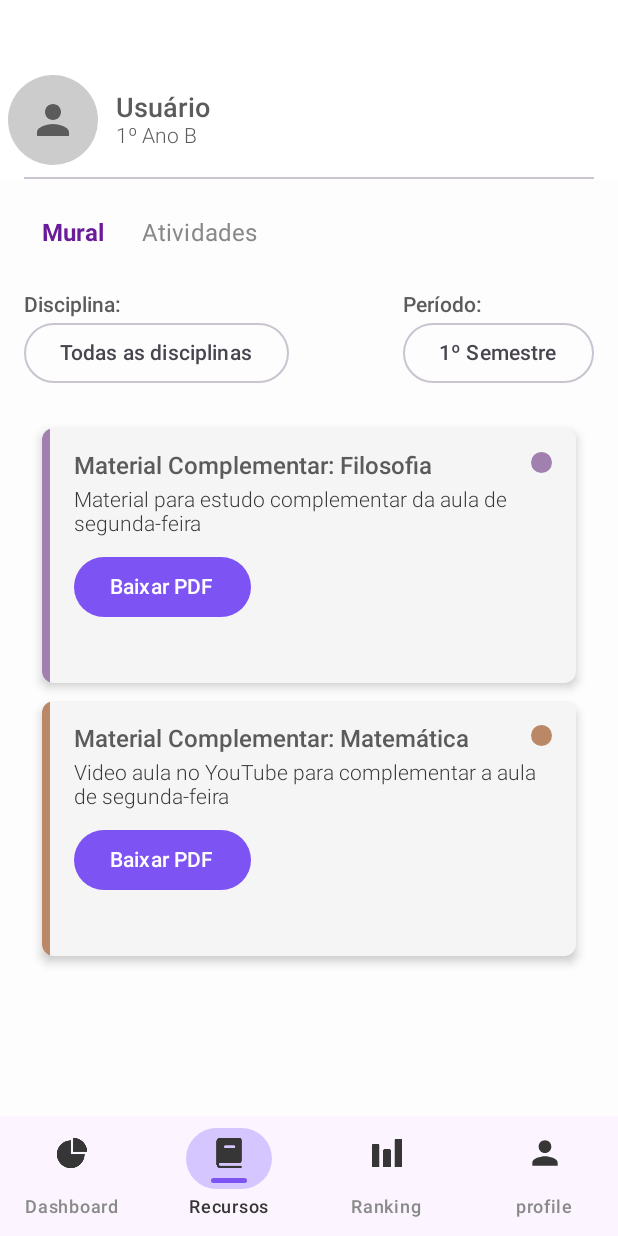
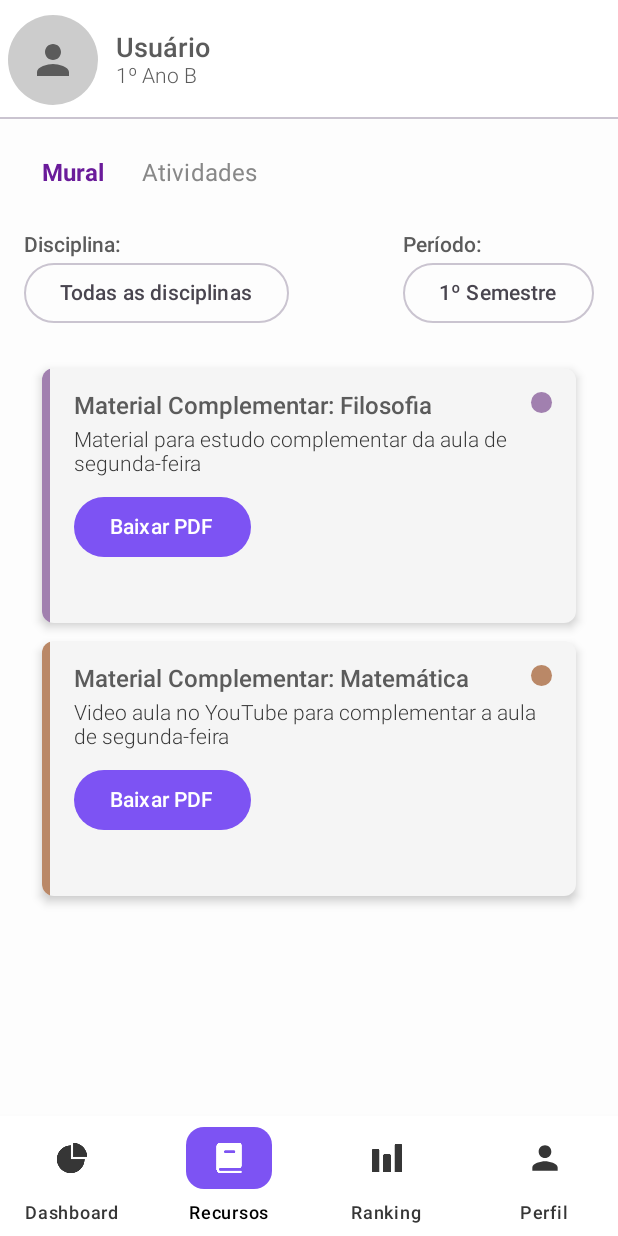
Before and after one commit to sofiascarvalho/Mobile-TCC-, an Android app built with Jetpack Compose: the DashboardScreen screen opened through its navigation route, item 2 of the bottom bar chosen, on a phone screen of 412 x 824 dp. Run offline under Robolectric (Android 15) with nearby library versions, the phone set to English and light mode, and no system bars; our stand-ins replace Dagger/Hilt's generated code.

Commit message:
fix: mudanças no design da bottom bar

```diff
--- a/app/src/main/java/com/example/analyticai/screens/DashboardScreen.kt
+++ b/app/src/main/java/com/example/analyticai/screens/DashboardScreen.kt
@@ -70,12 +70,11 @@ fun DashboardScreen() {
                 .padding(paddingValues)
                 .padding(horizontal = 16.dp)
                 .fillMaxSize(),
-            contentPadding = PaddingValues(bottom = 16.dp)
+            contentPadding = PaddingValues(bottom = 8.dp)
         ) {
 
             // ---- CABEÇALHO ----
             item {
-                Spacer(modifier = Modifier.height(8.dp))
                 DashboardHeader(
                     title = "Dashboard",
                     onActionClick = {
--- a/app/src/main/java/com/example/analyticai/screens/components/BarraInferior.kt
+++ b/app/src/main/java/com/example/analyticai/screens/components/BarraInferior.kt
@@ -11,9 +11,12 @@ import androidx.compose.runtime.getValue
 import androidx.compose.ui.Alignment
 import androidx.compose.ui.Modifier
 import androidx.compose.ui.draw.clip
+import androidx.compose.ui.draw.shadow
+import androidx.compose.ui.graphics.vector.ImageVector
 import androidx.compose.ui.res.painterResource
 import androidx.compose.ui.unit.dp
 import androidx.compose.ui.graphics.Color
+import androidx.compose.ui.graphics.painter.Painter
 import androidx.compose.ui.text.style.TextOverflow
 import androidx.navigation.NavHostController
 import androidx.navigation.compose.currentBackStackEntryAsState
@@ -21,30 +24,34 @@ import com.example.analyticai.R
 
 @Composable
 fun BarraInferior(navController: NavHostController) {
-    // cor do background da barra (use seu BackgroundLightPink se preferir)
-    val containerColor = Color(0xFFFCF5FF)
-    val iconColor = Color(0xFF363636)
+    // cor do background da barra - branco total
+    val containerColor = Color.White
 
     val navBackStackEntry by navController.currentBackStackEntryAsState()
     val currentRoute = navBackStackEntry?.destination?.route
 
-    NavigationBar(
-        containerColor = containerColor,
-        contentColor = iconColor
+    Box(
+        modifier = Modifier
+            .fillMaxWidth()
+            .shadow(
+                elevation = 8.dp,
+                shape = RoundedCornerShape(0.dp),
+                clip = false,
+                ambientColor = Color.Black.copy(alpha = 0.15f),
+                spotColor = Color.Black.copy(alpha = 0.15f)
+            )
     ) {
+        NavigationBar(
+            containerColor = containerColor,
+            modifier = Modifier.fillMaxWidth()
+        ) {
         NavigationItem(
             route = "dashboard",
             currentRoute = currentRoute,
             navController = navController,
             label = "Dashboard",
-            iconComposable = {
-                Icon(
-                    painter = painterResource(R.drawable.dashboard_icon),
-                    contentDescription = "Dashboard",
-                    tint = iconColor,
-                    modifier = Modifier.size(25.dp)
-                )
-            }
+            iconPainter = painterResource(R.drawable.dashboard_icon),
+            isVectorIcon = false
         )
 
         NavigationItem(
@@ -52,14 +59,8 @@ fun BarraInferior(navController: NavHostController) {
             currentRoute = currentRoute,
             navController = navController,
             label = "Recursos",
-            iconComposable = {
-                Icon(
-                    painter = painterResource(R.drawable.recursos_icon),
-                    contentDescription = "Recursos",
-                    tint = iconColor,
-                    modifier = Modifier.size(25.dp)
-                )
-            }
+            iconPainter = painterResource(R.drawable.recursos_icon),
+            isVectorIcon = false
         )
 
         NavigationItem(
@@ -67,30 +68,19 @@ fun BarraInferior(navController: NavHostController) {
             currentRoute = currentRoute,
             navController = navController,
             label = "Ranking",
-            iconComposable = {
-                Icon(
-                    painter = painterResource(R.drawable.ranking_icon),
-                    contentDescription = "Ranking",
-                    tint = iconColor,
-                    modifier = Modifier.size(25.dp)
-                )
-            }
+            iconPainter = painterResource(R.drawable.ranking_icon),
+            isVectorIcon = false
         )
 
         NavigationItem(
             route = "profile",
             currentRoute = currentRoute,
             navController = navController,
-            label = "profile",
-            iconComposable = {
-                Icon(
-                    imageVector = Icons.Default.Person,
-                    contentDescription = "profile",
-                    tint = iconColor,
-                    modifier = Modifier.size(25.dp)
-                )
-            }
+            label = "Perfil",
+            iconVector = Icons.Default.Person,
+            isVectorIcon = true
         )
+        }
     }
 }
 
@@ -100,9 +90,15 @@ private fun RowScope.NavigationItem(
     currentRoute: String?,
     navController: NavHostController,
     label: String,
-    iconComposable: @Composable () -> Unit
+    iconPainter: Painter? = null,
+    iconVector: ImageVector? = null,
+    isVectorIcon: Boolean
 ) {
     val selected = currentRoute == route
+    val selectedColor = Color(0xFF7D53F3) // Roxo para item selecionado
+    val unselectedIconColor = Color(0xFF363636) // Preto para ícones não selecionados
+    val unselectedTextColor = Color(0xFF363636) // Preto para texto não selecionados
+    val iconColor = if (selected) Color.White else unselectedIconColor
 
     NavigationBarItem(
         selected = selected,
@@ -116,20 +112,30 @@ private fun RowScope.NavigationItem(
             }
         },
         icon = {
-            Column(horizontalAlignment = Alignment.CenterHorizontally) {
-                iconComposable()
-                Spacer(modifier = Modifier.height(4.dp))
-                if (selected) {
-                    // barrinha roxa pequena
-                    Box(
-                        modifier = Modifier
-                            .width(24.dp)
-                            .height(3.dp)
-                            .clip(RoundedCornerShape(50))
-                            .background(Color(0xFF7D53F3))
+            Box(
+                modifier = Modifier
+                    .background(
+                        color = if (selected) selectedColor else Color.Transparent,
+                        shape = RoundedCornerShape(12.dp)
                     )
-                } else {
-                    Spacer(modifier = Modifier.height(3.dp))
+                    .padding(horizontal = 16.dp, vertical = 8.dp)
+            ) {
+                Column(horizontalAlignment = Alignment.CenterHorizontally) {
+                    if (isVectorIcon && iconVector != null) {
+                        Icon(
+                            imageVector = iconVector,
+                            contentDescription = label,
+                            tint = iconColor,
+                            modifier = Modifier.size(25.dp)
+                        )
+                    } else if (!isVectorIcon && iconPainter != null) {
+                        Icon(
+                            painter = iconPainter,
+                            contentDescription = label,
+                            tint = iconColor,
+                            modifier = Modifier.size(25.dp)
+                        )
+                    }
                 }
             }
         },
@@ -137,15 +143,16 @@ private fun RowScope.NavigationItem(
             Text(
                 text = label,
                 maxLines = 1,
-                overflow = TextOverflow.Ellipsis
+                overflow = TextOverflow.Ellipsis,
+                color = if (selected) Color.Black else unselectedTextColor
             )
         },
         colors = NavigationBarItemDefaults.colors(
-            selectedIconColor = Color(0xFF363636),
-            selectedTextColor = Color(0xFF363636),
-            indicatorColor = Color(0xFFD6C6FF), // fundo lilás quando ativo
-            unselectedIconColor = Color(0xFF8A8A8A),
-            unselectedTextColor = Color(0xFF8A8A8A)
+            selectedIconColor = Color.White, // Branco quando selecionado
+            selectedTextColor = Color.White, // Branco quando selecionado
+            indicatorColor = Color.Transparent, // Sem indicador padrão, usamos o Box
+            unselectedIconColor = unselectedIconColor,
+            unselectedTextColor = unselectedTextColor
         )
     )
 }
--- a/app/src/main/java/com/example/analyticai/screens/components/BarraSuperior.kt
+++ b/app/src/main/java/com/example/analyticai/screens/components/BarraSuperior.kt
@@ -6,11 +6,14 @@ import androidx.compose.foundation.layout.Box
 import androidx.compose.foundation.layout.Column
 import androidx.compose.foundation.layout.Row
 import androidx.compose.foundation.layout.Spacer
+import androidx.compose.foundation.layout.WindowInsets
 import androidx.compose.foundation.layout.fillMaxWidth
 import androidx.compose.foundation.layout.height
 import androidx.compose.foundation.layout.padding
 import androidx.compose.foundation.layout.size
+import androidx.compose.foundation.layout.statusBars
 import androidx.compose.foundation.layout.width
+import androidx.compose.foundation.layout.windowInsetsPadding
 import androidx.compose.foundation.shape.CircleShape
 import androidx.compose.material.icons.Icons
 import androidx.compose.material.icons.filled.Person
@@ -25,6 +28,7 @@ import androidx.compose.ui.draw.clip
 import androidx.compose.ui.graphics.Color
 import androidx.compose.ui.platform.LocalContext
 import androidx.compose.ui.text.font.FontWeight
+import androidx.compose.ui.tooling.preview.Preview
 import androidx.compose.ui.unit.dp
 import androidx.compose.ui.unit.sp
 import androidx.lifecycle.viewmodel.compose.viewModel
@@ -42,22 +46,20 @@ fun BarraSuperior(navController: NavHostController?) {
     val usuario: Usuario? = sharedPrefs.getUsuario()
 
     val userName = usuario?.nome ?: "Usuário"
-    val userNivel = usuario?.nivel_usuario ?: "aluno"
-    val userCredential = usuario?.credencial ?: "00000000"
 
-
-
-        Column (
+    Column(
+        modifier = Modifier
+            .fillMaxWidth()
+            .background(Color.White)
+            .windowInsetsPadding(WindowInsets.statusBars),
         horizontalAlignment = Alignment.CenterHorizontally
-        ){
-            Spacer(modifier = Modifier.height(40.dp))
+    ) {
         Row(
             verticalAlignment = Alignment.CenterVertically,
             horizontalArrangement = Arrangement.Start,
             modifier = Modifier
                 .fillMaxWidth()
-                    .background(Color.White)
-                    .padding(top = 10.dp, start = 5.dp, end = 5.dp)
+                .padding(top = 10.dp, start = 5.dp, end = 5.dp, bottom = 8.dp)
         ) {
             Box(
                 modifier = Modifier
@@ -82,8 +84,13 @@ fun BarraSuperior(navController: NavHostController?) {
                 Text("1º Ano B", fontSize = 14.sp, color = DarkGray, fontWeight = FontWeight.Light)
             }
         }
-            Spacer(modifier = Modifier.height(8.dp))
 
-            Divider(modifier = Modifier.height(1.dp).width(380.dp))
+        Divider(modifier = Modifier.height(1.dp).fillMaxWidth())
     }
 }
+
+@Preview
+@Composable
+private fun PreviewBarraSuperior(){
+    BarraSuperior(null)
+}
--- a/app/src/main/java/com/example/analyticai/screens/components/DashboardHeader.kt
+++ b/app/src/main/java/com/example/analyticai/screens/components/DashboardHeader.kt
@@ -9,6 +9,7 @@ import androidx.compose.material3.*
 import androidx.compose.runtime.*
 import androidx.compose.ui.Alignment
 import androidx.compose.ui.Modifier
+import androidx.compose.ui.tooling.preview.Preview
 import androidx.compose.ui.unit.dp
 import com.example.analyticai.screens.PurplePrimary
 import com.example.analyticai.screens.TextDark
@@ -49,3 +50,9 @@ fun DashboardHeader(
         }
     }
 }
+
+@Preview
+@Composable
+private fun PreviewDashboardHeader(){
+    DashboardHeader(title = "")
+}
```
Lines whose indentation alone changed are shown as unchanged.
